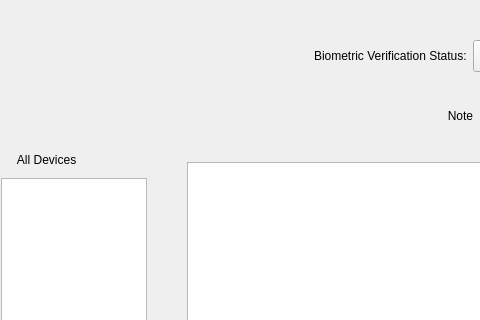
Old version of the form src/mainwindow.ui in the repository ukui/ukui-biometric-manager; both pictures show x 0 to 480 and y 120 to 440 of the 930 by 650 pixel window.
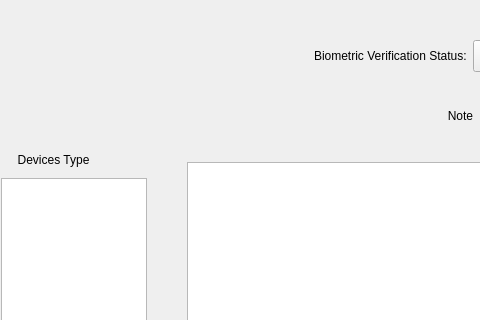
New version of the form. The open tabs and pages were chosen to show the change.

Commit message: [Minor] 更改"所有设备"为"设备类型"

What changed in the file:
```diff
--- a/src/mainwindow.ui
+++ b/src/mainwindow.ui
@@ -528,7 +528,7 @@
              </size>
             </property>
             <property name="text">
-             <string>     All Devices</string>
+             <string>     Devices Type</string>
             </property>
            </widget>
           </item>
```
Left out of the diff: 2 changed lines with no effect on the pictures. The commit also changes 1 other file.
